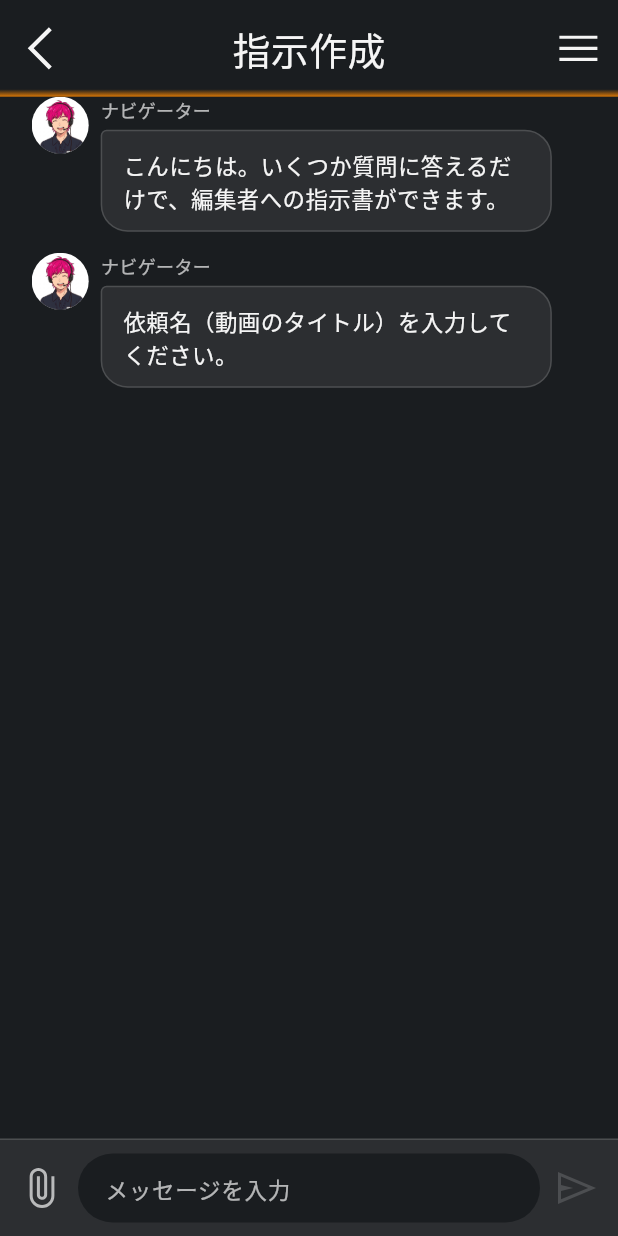
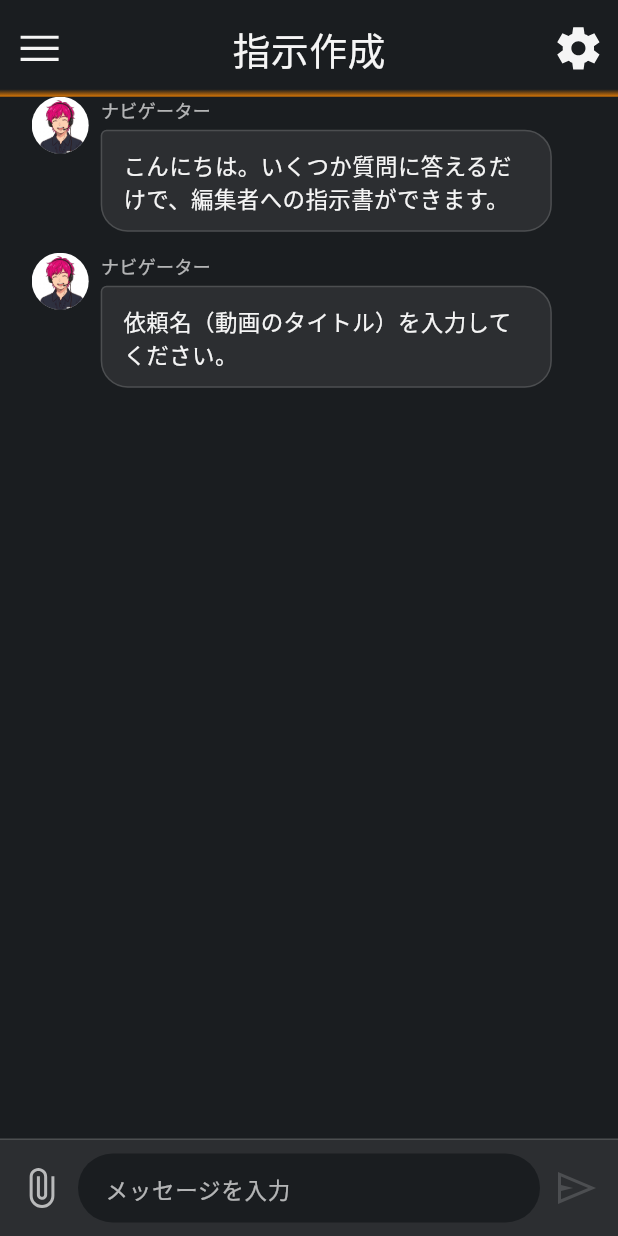
Before and after one commit to shohei-onoue/clipDesk, a Flutter app: the ChatScreen screen opened by its route, on a phone screen of 412 x 824 dp. Run offline on Flutter 3.47's test engine with Material 3 defaults, Android fonts, the phone set to English and light mode, and no system bars; our stand-ins replace cloud_firestore, file_picker, firebase_auth, firebase_core, firebase_storage, flutter_svg and 4 more; missing offline and left inert: dart:js_interop; accounts and stored records are empty; statements that could not run were skipped.

Commit message:
問合せの回答が履歴に保存されない不具合を修正し、ヘッダーのメニュー位置を変更する
- 問合せ履歴の番号が依頼の回数とずれて回答が捨てられていたため、番号はサーバーの最新値で決め、回答は未回答の最新の問合せに書く
- ヘッダーは左にハンバーガー（ドロワーがある画面）、右に設定（歯車）を置く

Co-Authored-By: Claude Sonnet 5.5 <noreply@anthropic.com>

```diff
--- a/lib/widgets/app_header.dart
+++ b/lib/widgets/app_header.dart
@@ -6,7 +6,7 @@ import '../core/responsive.dart';
 import 'app_icon.dart';
 
 /// 画面上部のAppBar（ダークテイスト）。高さ61。背景は ink、下端だけ accent へ変わる線。
-/// 左に戻る（または [leadingIcon]）、中央にタイトル、右に [actions] とメニューを置く。
+/// 左にハンバーガー（ドロワーがある画面）、ドロワーがなければ戻る。中央にタイトル、右に [actions] と設定（歯車）を置く。
 /// ボタンは必ず左端・右端に寄せ、タイトルだけを中央にする。アイコンには label（tooltip）を付ける。
 class AppHeader extends StatelessWidget {
   const AppHeader({
@@ -23,13 +23,13 @@ class AppHeader extends StatelessWidget {
   final String title;
   final VoidCallback? onMenu;
 
-  /// 未接続のときは設定アイコンを出さない（押しても反応しないボタンを置かない）。
+  /// 設定画面は予定のため、未接続の間は押しても何も起きない。
   final VoidCallback? onSettings;
 
-  /// 右端（メニューの手前）に並べるボタン。
+  /// 右端（設定の手前）に並べるボタン。
   final List<Widget> actions;
 
-  /// 左端のアイコン。省略すると「戻る」。
+  /// 左端のアイコン。省略するとドロワーがあればハンバーガー、なければ「戻る」。
   final AppIcons? leadingIcon;
   final String? leadingTooltip;
   final VoidCallback? onLeading;
@@ -39,7 +39,8 @@ class AppHeader extends StatelessWidget {
     final r = context.r;
     final hasDrawer = Scaffold.maybeOf(context)?.hasDrawer ?? false;
     final canPop = Navigator.of(context).canPop();
-    final showLeading = leadingIcon != null || canPop;
+    final showMenu = leadingIcon == null && (hasDrawer || onMenu != null);
+    final showLeading = leadingIcon != null || showMenu || canPop;
     final tap = r.x(48); // タップ領域
     return Container(
       height: r.x(61),
@@ -61,11 +62,16 @@ class AppHeader extends StatelessWidget {
                 width: tap,
                 height: tap,
                 child: IconButton(
-                  tooltip: leadingTooltip ?? '戻る',
-                  onPressed:
-                      onLeading ?? () => Navigator.of(context).maybePop(),
-                  icon: AppIcon(leadingIcon ?? AppIcons.back,
-                      size: r.x(32), color: AppColors.white),
+                  tooltip: leadingTooltip ?? (showMenu ? 'メニューを開く' : '戻る'),
+                  onPressed: onLeading ??
+                      (showMenu
+                          ? (onMenu ??
+                              () => Scaffold.maybeOf(context)?.openDrawer())
+                          : () => Navigator.of(context).maybePop()),
+                  icon: AppIcon(
+                      leadingIcon ?? (showMenu ? AppIcons.menu : AppIcons.back),
+                      size: r.x(32),
+                      color: AppColors.white),
                 ),
               ),
             ),
@@ -86,20 +92,11 @@ class AppHeader extends StatelessWidget {
               mainAxisSize: MainAxisSize.min,
               children: [
                 ...actions,
-                if (onSettings != null)
-                  _HeaderIcon(
-                      icon: AppIcons.settings,
-                      tooltip: '設定',
-                      onTap: onSettings,
-                      size: tap),
-                if (hasDrawer || onMenu != null)
-                  _HeaderIcon(
-                    icon: AppIcons.menu,
-                    tooltip: 'メニューを開く',
-                    size: tap,
-                    onTap:
-                        onMenu ?? () => Scaffold.maybeOf(context)?.openDrawer(),
-                  ),
+                _HeaderIcon(
+                    icon: AppIcons.settings,
+                    tooltip: '設定',
+                    onTap: onSettings,
+                    size: tap),
               ],
             ),
           ),
```
Also changed, not shown: lib/data/request_repository.dart (+18 -14 lines), 1 other file.
